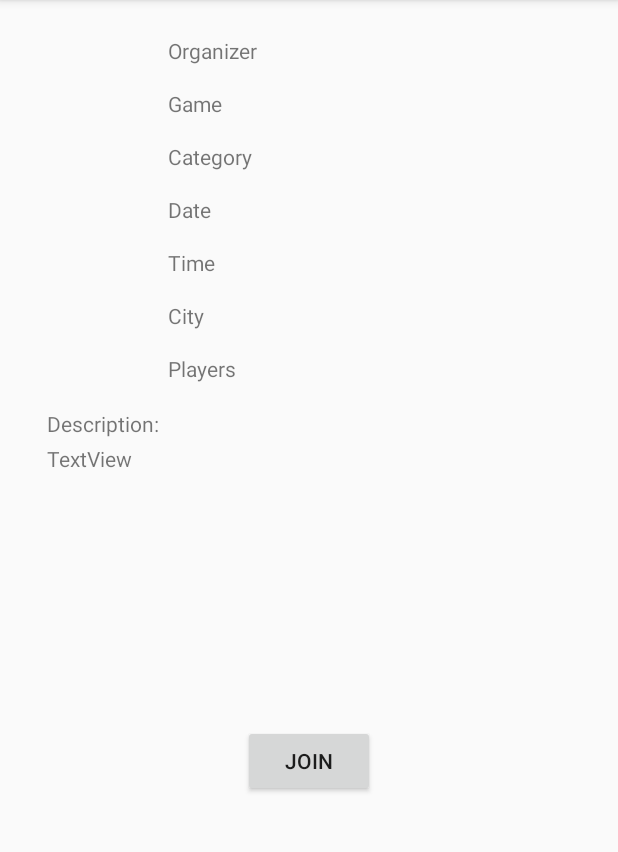
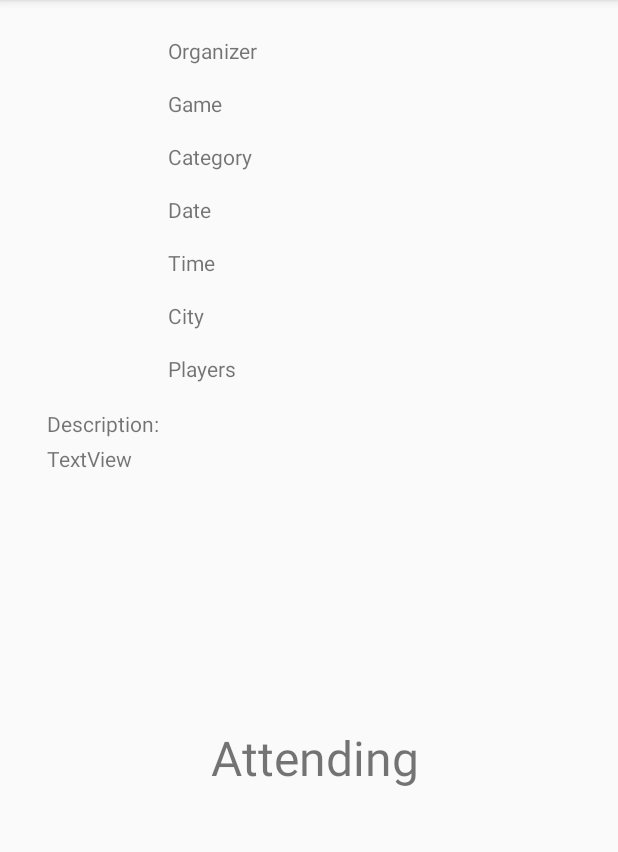
Before and after one commit to FoXPeeD/GamePlan, an Android app: the ViewPost screen opened directly, with no data from a screen before it, on a phone screen of 412 x 824 dp, the part 84-936 px from its top. Run offline under Robolectric (Android 15) with nearby library versions, the phone set to English and light mode, and no system bars; our stand-ins replace Firebase (no records; nobody signed in at launch, a user with empty details on screens opened directly); 14 statements that could not run were skipped.

Commit message:
minor changes

```diff
--- a/app/src/main/java/com/example/foxtz/gameplan/ViewPost.java
+++ b/app/src/main/java/com/example/foxtz/gameplan/ViewPost.java
@@ -28,10 +28,15 @@ public class ViewPost extends AppCompatActivity {
     TextView playersText;
     TextView descriptionText;
     Button joinButton;
+    TextView goingText;
+
     boolean canJoin;
+    boolean isHistory;
+    boolean isHosting;
     String dateTimePath;
     String postID;
     int desiredNumPlayers;
+    String userID;
 
 
 
@@ -48,17 +53,19 @@ public class ViewPost extends AppCompatActivity {
         cityText = findViewById(R.id.cityTextView);
         playersText = findViewById(R.id.playersTextView);
         descriptionText = findViewById(R.id.descriptionTextView);
+        goingText = findViewById(R.id.goingText);
+        goingText.setTextSize(32);
 
         joinButton = findViewById(R.id.joinButton);
         joinButton.setText("loading");
         joinButton.setEnabled(false);
         joinButton.setVisibility(View.GONE);
+        goingText.setVisibility(View.GONE);
         joinButton.setOnClickListener(new View.OnClickListener() {
             @Override
             public void onClick(View view) {
 
                 //updating user's attending posts with new post
-                String userID = FirebaseAuth.getInstance().getCurrentUser().getUid();
                 FirebaseDatabase database = FirebaseDatabase.getInstance();
                 DatabaseReference refPostAll = database.getReference("posts/" + dateTimePath + "/" + postID);
                 DatabaseReference refPostUser = database.getReference("users/" + userID + "/attending/" + dateTimePath + "/" + postID);
@@ -88,8 +95,11 @@ public class ViewPost extends AppCompatActivity {
         });
 
         Post post = (Post) getIntent().getSerializableExtra("Post");
+        userID = FirebaseAuth.getInstance().getCurrentUser().getUid();
+        isHosting = post.getUserID().equals(userID);
         desiredNumPlayers = post.getDesiredNumPlayers();
-        canJoin = getIntent().getBooleanExtra("canJoin",true);
+        canJoin = getIntent().getBooleanExtra("canJoin",false);
+        isHistory = getIntent().getBooleanExtra("isHistory",false);
         showPostDataFromDB(post);
         setJoinButtonStatus(canJoin);
     }
@@ -137,9 +147,23 @@ public class ViewPost extends AppCompatActivity {
             joinButton.setEnabled(true);
             joinButton.setVisibility(View.VISIBLE);
         } else {
-            joinButton.setText("going");
             joinButton.setEnabled(false);
             joinButton.setVisibility(View.GONE); // View.INVISIBLE reserves space for the item
+
+            goingText.setVisibility(View.VISIBLE);
+            if(isHosting){
+                if(isHistory){
+                    goingText.setText("You hosted this event");
+                } else {
+                    goingText.setText("You are hosting this event");
+                }
+            } else {
+                if(isHistory){
+                    goingText.setText("You attended this event");
+                } else {
+                    goingText.setText("Attending");
+                }
+            }
         }
     }
 
@@ -151,8 +175,10 @@ public class ViewPost extends AppCompatActivity {
                     @Override
                     public void onComplete(DatabaseError firebaseError, DatabaseReference firebase) {
                         if (firebaseError != null) {
+                            Toast.makeText(ViewPost.this, "Copy failed", Toast.LENGTH_SHORT).show();
                             System.out.println("Copy failed");
                         } else {
+                            Toast.makeText(ViewPost.this, "Copy success", Toast.LENGTH_SHORT).show();
                             System.out.println("Success");
 
                         }
--- a/app/src/main/java/com/example/foxtz/gameplan/createPost.java
+++ b/app/src/main/java/com/example/foxtz/gameplan/createPost.java
@@ -231,7 +231,6 @@ public class createPost extends AppCompatActivity {
                 refPost.child("description").setValue(description);
                 refPost.child("user_name").setValue(userName);
 
-                //TODO: save only post ID
                 //add post user as created
                 DatabaseReference refUser = database.getReference("users/"+userId);
                 DatabaseReference refCreatedTime = refUser.child("created/"+year+"/"+month+"/"+day+"/"+timeString);
@@ -245,7 +244,6 @@ public class createPost extends AppCompatActivity {
                 refCreatedPost.child("description").setValue(description);
                 refCreatedPost.child("user_name").setValue(userName);
 
-                //TODO: save only post ID
                 //add post user as attending
                 DatabaseReference refAttendingTime = refUser.child("attending/"+year+"/"+month+"/"+day+"/"+timeString);
                 DatabaseReference refAttendingPost = refAttendingTime.child(postKey);
--- a/app/src/main/java/com/example/foxtz/gameplan/registerActivity.java
+++ b/app/src/main/java/com/example/foxtz/gameplan/registerActivity.java
@@ -58,7 +58,7 @@ public class registerActivity extends AppCompatActivity {
                 "Qiryat-shemona"
         };
 
-        //TODO: use recource instead of array
+        //TODO: use resource instead of array
 
         final List<String> citiesList = new ArrayList<>(Arrays.asList(cities));
 
--- a/app/src/main/res/layout/activity_view_post.xml
+++ b/app/src/main/res/layout/activity_view_post.xml
@@ -151,4 +151,16 @@
         app:layout_constraintBottom_toTopOf="@+id/descriptionTextView"
         app:layout_constraintStart_toStartOf="@+id/descriptionTextView" />
 
+    <TextView
+        android:id="@+id/goingText"
+        android:layout_width="wrap_content"
+        android:layout_height="wrap_content"
+        android:layout_marginStart="8dp"
+        android:layout_marginTop="16dp"
+        android:text="Attending"
+        app:layout_constraintEnd_toEndOf="parent"
+        app:layout_constraintHorizontal_bias="0.5"
+        app:layout_constraintStart_toStartOf="parent"
+        app:layout_constraintTop_toBottomOf="@+id/descriptionTextView" />
+
 </android.support.constraint.ConstraintLayout>
```
Also changed, not shown: app/src/main/java/com/example/foxtz/gameplan/PostsActivity.java (+21 -7 lines).
